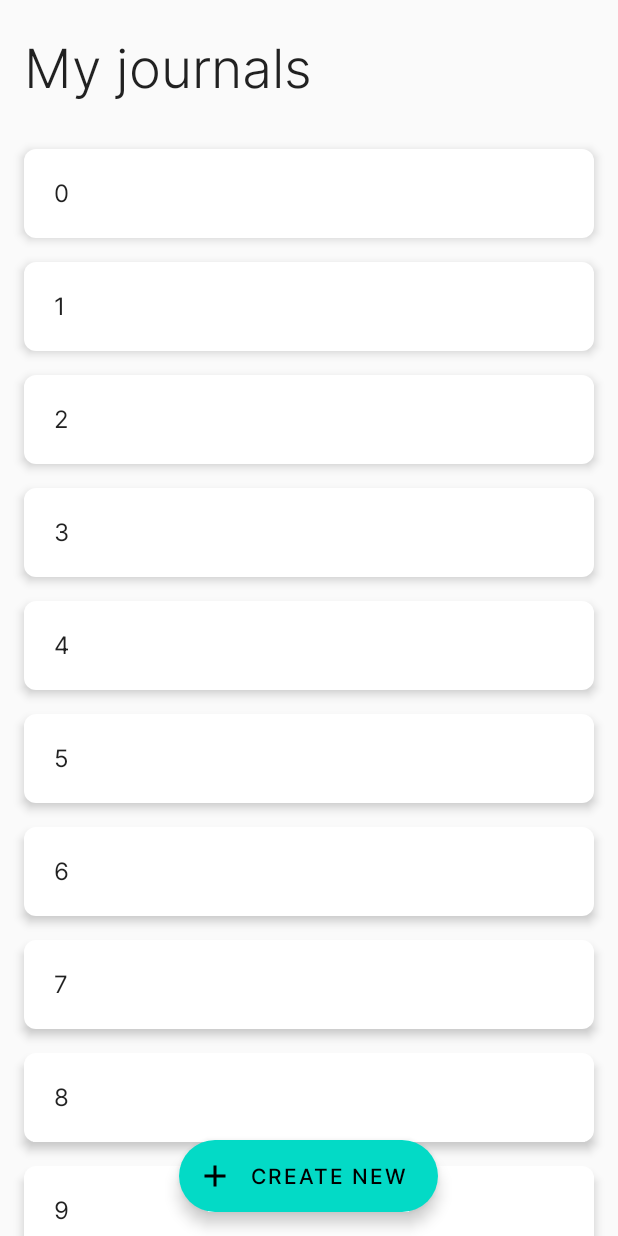
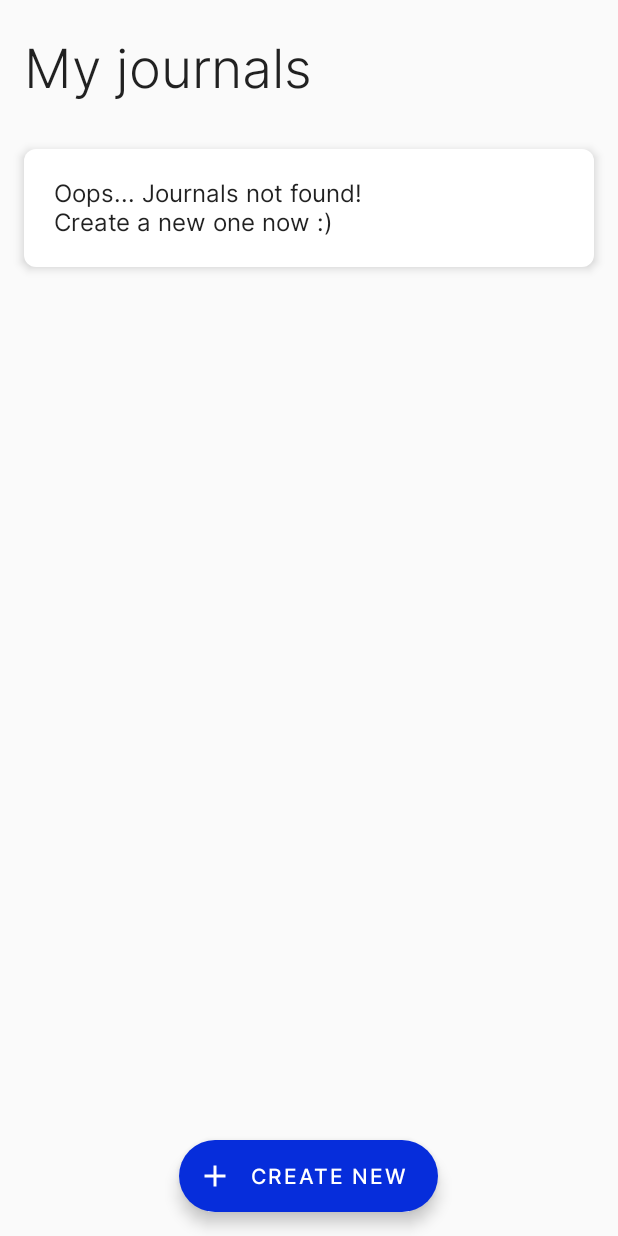
Before and after one commit to koddr/Burokrat, an Android app built with Jetpack Compose: the screen it shows after launch (MainActivity), on a phone screen of 412 x 824 dp. Run offline under Robolectric (Android 15) with nearby library versions, the phone set to English and light mode, and no system bars; our stand-ins replace accompanist.

Commit message:
Add Helpers.kt; Redesign colors

```diff
--- a/app/src/main/java/com/truewebartisans/burokrat/screens/HomeScreen.kt
+++ b/app/src/main/java/com/truewebartisans/burokrat/screens/HomeScreen.kt
@@ -1,42 +1,43 @@
 package com.truewebartisans.burokrat.screens
 
 import androidx.compose.foundation.layout.fillMaxSize
-import androidx.compose.foundation.layout.padding
 import androidx.compose.foundation.lazy.LazyColumn
 import androidx.compose.foundation.lazy.items
 import androidx.compose.material.*
 import androidx.compose.material.icons.Icons
 import androidx.compose.material.icons.filled.Add
 import androidx.compose.runtime.Composable
-import androidx.compose.runtime.CompositionLocalProvider
 import androidx.compose.ui.Modifier
 import androidx.compose.ui.res.stringResource
-import androidx.compose.ui.unit.dp
 import androidx.navigation.NavHostController
 import com.truewebartisans.burokrat.R
 import com.truewebartisans.burokrat.Routes
+import com.truewebartisans.burokrat.ui.theme.*
 
 @Composable
 fun HomeScreen(navController: NavHostController) {
 
     val sampleList = List(100) { "$it" }
 
-    // Define styles:
-    val headerModifier = Modifier.padding(horizontal = 16.dp, vertical = 24.dp)
-
     Scaffold(
         content = {
             Surface(color = MaterialTheme.colors.background) {
                 LazyColumn(modifier = Modifier.fillMaxSize()) {
                     item {
-                        CompositionLocalProvider(
-                            LocalTextStyle provides MaterialTheme.typography.h1
-                        ) {
-                            Text(stringResource(R.string.my_journals), modifier = headerModifier)
+                        Text(
+                            stringResource(R.string.my_journals),
+                            style = headerTextStyle,
+                            modifier = headerTextModifier
+                        )
+                    }
+                    if (!sampleList.isNotEmpty()) {
+                        items(sampleList) {
+                            JournalCard(it)
                         }
-                    }
-                    items(sampleList) { item ->
-                        JournalCard(item)
+                    } else {
+                        item {
+                            JournalCard("Oops... Journals not found!\nCreate a new one now :)")
+                        }
                     }
                 }
             }
@@ -44,7 +45,7 @@ fun HomeScreen(navController: NavHostController) {
         floatingActionButtonPosition = FabPosition.Center,
         floatingActionButton = {
             ExtendedFloatingActionButton(
-                icon = { Icon(Icons.Filled.Add, contentDescription = null) },
+                icon = { Icon(Icons.Filled.Add, contentDescription = stringResource(R.string.create_new)) },
                 text = { Text(stringResource(R.string.create_new)) },
                 onClick = { navController.navigate(Routes.Settings.route) }
             )
@@ -55,10 +56,10 @@ fun HomeScreen(navController: NavHostController) {
 @Composable
 fun JournalCard(text: String) {
     Card(
-        elevation = 4.dp,
-        shape = MaterialTheme.shapes.large,
-        modifier = Modifier.padding(horizontal = 16.dp, vertical = 8.dp).fillMaxSize()
+        elevation = cardElevation,
+        shape = cardShape,
+        modifier = cardModifier
     ) {
-        Text(text = text, modifier = Modifier.padding(20.dp))
+        Text(text = text, modifier = cardTextModifier)
     }
 }
--- a/app/src/main/java/com/truewebartisans/burokrat/screens/SettingsScreen.kt
+++ b/app/src/main/java/com/truewebartisans/burokrat/screens/SettingsScreen.kt
@@ -1,38 +1,33 @@
 package com.truewebartisans.burokrat.screens
 
-import androidx.compose.foundation.layout.padding
 import androidx.compose.material.*
 import androidx.compose.material.icons.Icons
 import androidx.compose.material.icons.filled.Done
 import androidx.compose.runtime.Composable
-import androidx.compose.runtime.CompositionLocalProvider
-import androidx.compose.ui.Modifier
 import androidx.compose.ui.res.stringResource
-import androidx.compose.ui.unit.dp
 import androidx.navigation.NavHostController
 import com.truewebartisans.burokrat.R
 import com.truewebartisans.burokrat.Routes
+import com.truewebartisans.burokrat.ui.theme.headerTextModifier
+import com.truewebartisans.burokrat.ui.theme.headerTextStyle
 
 @Composable
 fun SettingsScreen(navController: NavHostController) {
 
-    // Define styles:
-    val headerModifier = Modifier.padding(horizontal = 16.dp, vertical = 24.dp)
-
     Scaffold(
         content = {
             Surface(color = MaterialTheme.colors.background) {
-                CompositionLocalProvider(
-                    LocalTextStyle provides MaterialTheme.typography.h1
-                ) {
-                    Text(stringResource(R.string.settings), modifier = headerModifier)
-                }
+                Text(
+                    stringResource(R.string.settings),
+                    style = headerTextStyle,
+                    modifier = headerTextModifier
+                )
             }
         },
         floatingActionButtonPosition = FabPosition.Center,
         floatingActionButton = {
             ExtendedFloatingActionButton(
-                icon = { Icon(Icons.Filled.Done, contentDescription = null) },
+                icon = { Icon(Icons.Filled.Done, contentDescription = stringResource(R.string.save)) },
                 text = { Text(stringResource(R.string.save)) },
                 onClick = { navController.navigate(Routes.Home.route) }
             )
--- a/app/src/main/java/com/truewebartisans/burokrat/ui/theme/Color.kt
+++ b/app/src/main/java/com/truewebartisans/burokrat/ui/theme/Color.kt
@@ -2,5 +2,10 @@ package com.truewebartisans.burokrat.ui.theme
 
 import androidx.compose.ui.graphics.Color
 
-val BackgroundLight = Color(0xFFFAFAFA)
-val BackgroundDark = Color(0xFF333333)
+// Secondary:
+val BlueLight = Color(0xFF062DDB)
+val BlueDark = Color(0xFF4D6CFA)
+
+// Background:
+val White = Color(0xFFFAFAFA)
+val Black = Color(0xFF333333)
--- /dev/null
+++ b/app/src/main/java/com/truewebartisans/burokrat/ui/theme/Helpers.kt
@@ -0,0 +1,16 @@
+package com.truewebartisans.burokrat.ui.theme
+
+import androidx.compose.foundation.layout.fillMaxSize
+import androidx.compose.foundation.layout.padding
+import androidx.compose.ui.Modifier
+import androidx.compose.ui.unit.dp
+
+// Header:
+val headerTextStyle = Typography.h1
+val headerTextModifier = Modifier.padding(horizontal = 16.dp, vertical = 24.dp)
+
+// Card:
+val cardElevation = 4.dp
+val cardShape = Shapes.large
+val cardModifier = Modifier.padding(horizontal = 16.dp, vertical = 8.dp).fillMaxSize()
+val cardTextModifier = Modifier.padding(20.dp)
--- a/app/src/main/java/com/truewebartisans/burokrat/ui/theme/Theme.kt
+++ b/app/src/main/java/com/truewebartisans/burokrat/ui/theme/Theme.kt
@@ -9,11 +9,15 @@ import androidx.compose.runtime.SideEffect
 import com.google.accompanist.systemuicontroller.rememberSystemUiController
 
 private val DarkColorPalette = darkColors(
-    background = BackgroundDark
+    primary = BlueDark,
+    secondary = BlueDark,
+    background = Black
 )
 
 private val LightColorPalette = lightColors(
-    background = BackgroundLight
+    primary = BlueLight,
+    secondary = BlueLight,
+    background = White
 )
 
 @Composable
@@ -24,7 +28,7 @@ fun BurokratTheme(darkTheme: Boolean = isSystemInDarkTheme(), content: @Composab
     SideEffect {
         // Change color for system status bar:
         systemUiController.setSystemBarsColor(
-            color = if (darkTheme) BackgroundDark else BackgroundLight,
+            color = if (darkTheme) Black else White,
             darkIcons = !darkTheme
         )
     }
```
